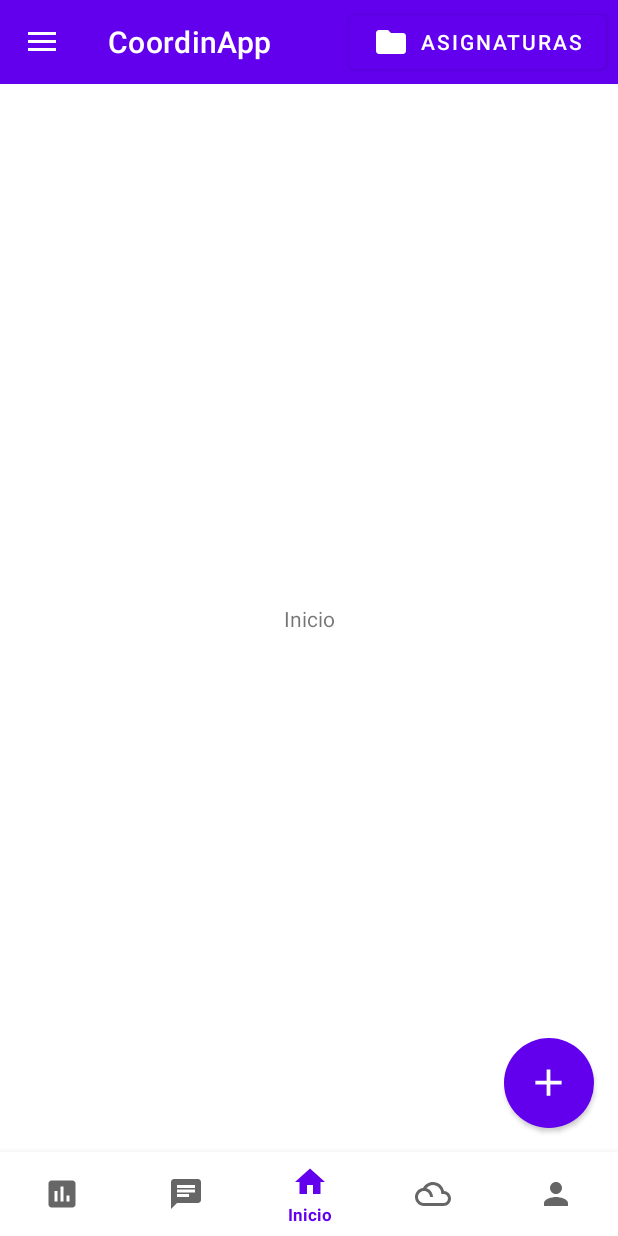
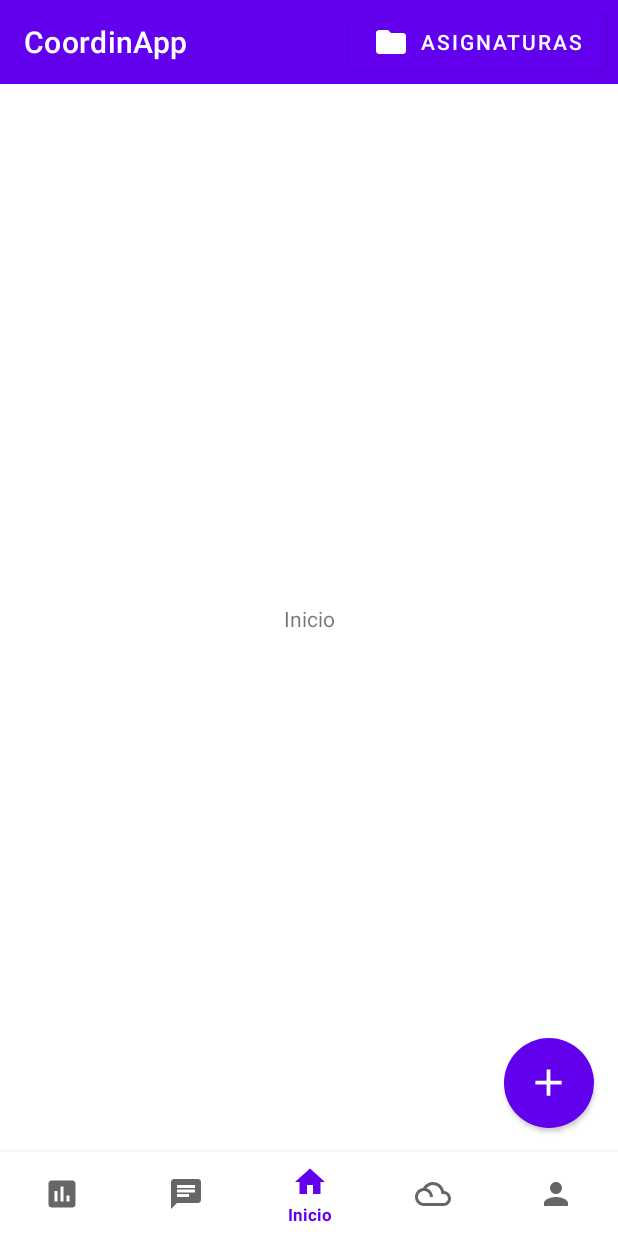
Before and after one commit to marmatsan/CoordinApp, an Android app: the screen it shows after launch (MainActivity), item 3 of the bottom bar chosen, on a phone screen of 412 x 824 dp. Run offline under Robolectric (Android 15) with nearby library versions, the light colour scheme and no system bars.

Commit message:
Removed navigationview

```diff
--- a/app/src/main/java/com/elcazadordebaterias/coordinapp/activities/MainActivity.java
+++ b/app/src/main/java/com/elcazadordebaterias/coordinapp/activities/MainActivity.java
@@ -25,10 +25,10 @@ import com.google.android.material.bottomnavigation.BottomNavigationView;
 import java.util.ArrayList;
 
 public class MainActivity extends AppCompatActivity {
-    private DrawerLayout drawer;
     private ListPopupWindow listPopupWindow;
     private ArrayList<SubjectItem> mSubjectList;
     private ListPopupWindowAdapter mListPopupWindowAdapter;
+
     @Override
     protected void onCreate(Bundle savedInstanceState) {
         super.onCreate(savedInstanceState);
@@ -42,13 +42,6 @@ public class MainActivity extends AppCompatActivity {
         // Top App Bar management
         Toolbar toolbar = findViewById(R.id.topAppBar);
         setSupportActionBar(toolbar);
-
-        // Drawer management
-        drawer = findViewById(R.id.drawer_layout);
-
-        ActionBarDrawerToggle toggle = new ActionBarDrawerToggle(this, drawer, toolbar, R.string.navigation_drawer_open, R.string.navigation_drawer_close);
-        drawer.addDrawerListener(toggle);
-        toggle.syncState();
 
         //ListPopupWindow (subject list)
         mSubjectList = new ArrayList<SubjectItem>();
@@ -92,13 +85,4 @@ public class MainActivity extends AppCompatActivity {
 
         return true;
     };
-
-    @Override
-    public void onBackPressed() {
-        if (drawer.isDrawerOpen(GravityCompat.START)) {
-            drawer.closeDrawer(GravityCompat.START);
-        } else {
-            super.onBackPressed();
-        }
-    }
 }
--- a/app/src/main/res/layout/activity_main.xml
+++ b/app/src/main/res/layout/activity_main.xml
@@ -1,18 +1,12 @@
 <?xml version="1.0" encoding="utf-8"?>
-<androidx.drawerlayout.widget.DrawerLayout xmlns:android="http://schemas.android.com/apk/res/android"
+<androidx.constraintlayout.widget.ConstraintLayout xmlns:android="http://schemas.android.com/apk/res/android"
     xmlns:app="http://schemas.android.com/apk/res-auto"
     xmlns:tools="http://schemas.android.com/tools"
     android:id="@+id/drawer_layout"
     android:layout_width="match_parent"
     android:layout_height="match_parent"
     android:fitsSystemWindows="true"
-    tools:context=".activities.MainActivity"
-    tools:openDrawer="start">
-
-    <androidx.constraintlayout.widget.ConstraintLayout
-        android:layout_width="match_parent"
-        android:layout_height="match_parent"
-        android:orientation="vertical">
+    tools:context=".activities.MainActivity">
 
     <androidx.coordinatorlayout.widget.CoordinatorLayout
         android:id="@+id/coordinatorLayout"
@@ -62,13 +56,3 @@
         app:menu="@menu/bottomnavigation_menu" />
 
 </androidx.constraintlayout.widget.ConstraintLayout>
-
-    <com.google.android.material.navigation.NavigationView
-        android:id="@+id/navigation_drawer_view"
-        android:layout_width="wrap_content"
-        android:layout_height="match_parent"
-        android:layout_gravity="start"
-        app:headerLayout="@layout/navigationdrawer_header"
-        app:menu="@menu/navigationdrawer_menu" />
-
-</androidx.drawerlayout.widget.DrawerLayout>
--- a/app/src/main/res/layout/topappbar.xml
+++ b/app/src/main/res/layout/topappbar.xml
@@ -5,7 +5,6 @@
     android:layout_width="match_parent"
     android:layout_height="?attr/actionBarSize"
     android:elevation="4dp"
-    app:navigationIcon="@drawable/ic_baseline_menu_24"
     app:title="@string/app_name">
 
     <com.google.android.material.button.MaterialButton
```
Also changed, not shown: app/build.gradle (+4 -3 lines), app/src/main/res/layout/navigationdrawer_header.xml (deleted, +0 -26 lines). Lines whose indentation alone changed are shown as unchanged.
